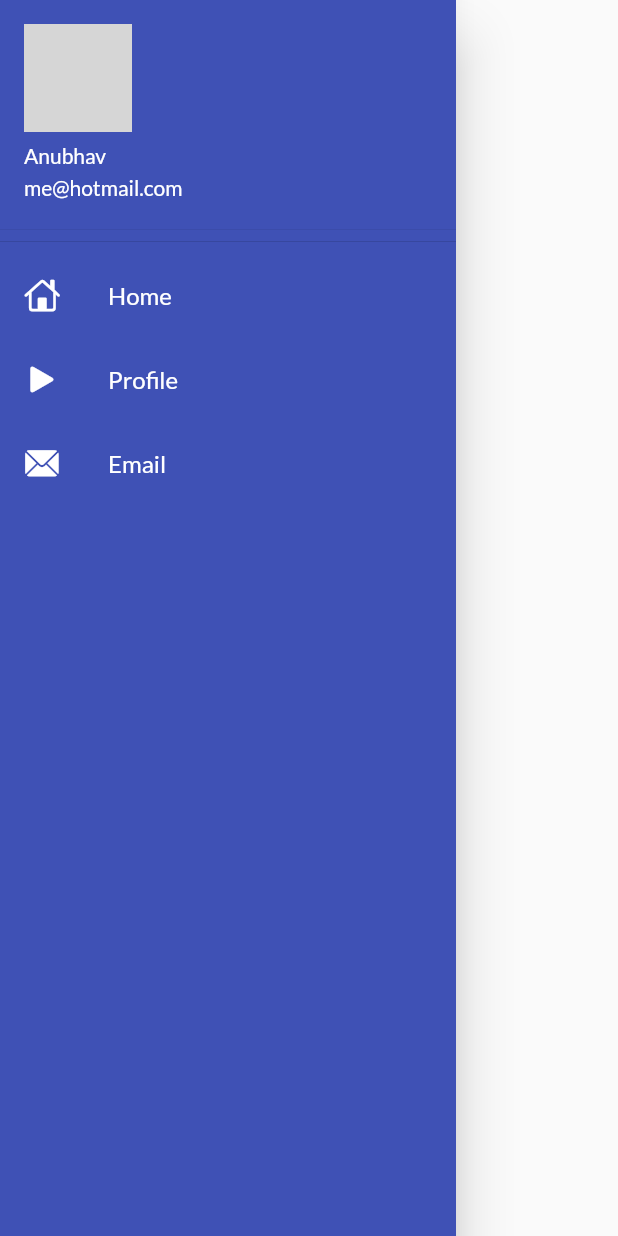
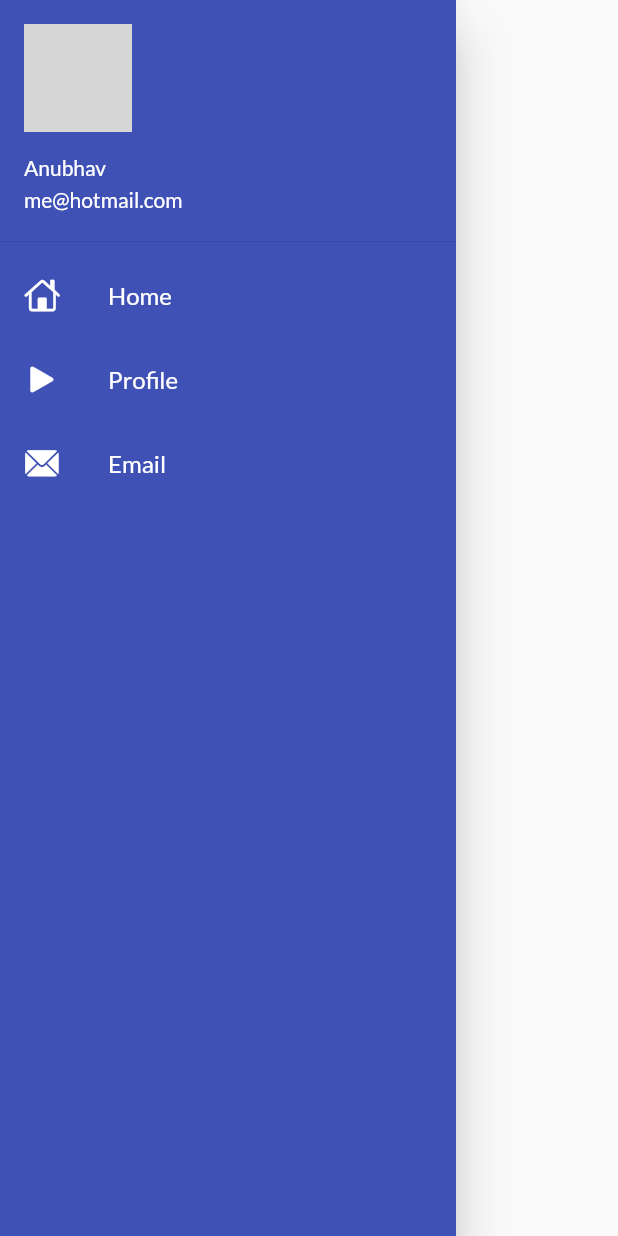
Before and after one commit to anubhavmishra7/learningFlutter, a Flutter app: the Mydrawer widget shown alone on an empty page, opened directly, on a phone screen of 412 x 824 dp. Run offline on Flutter 3.47's test engine with Material 2 defaults, Android fonts, the phone set to English and light mode, and no system bars; our stand-ins replace google_fonts; network calls fail; grey boxes are pictures that could not be loaded.

Commit message:
Day11 completed

```diff
--- a/lib/main.dart
+++ b/lib/main.dart
@@ -5,7 +5,7 @@ import 'package:demo2app/pages/login_page.dart';
 import 'package:demo2app/utils/routes.dart';
 import 'package:demo2app/widges/themes.dart';
 import 'package:flutter/material.dart';
-import 'package:google_fonts/google_fonts.dart';
+//import 'package:google_fonts/google_fonts.dart';
 
 void main() {
   runApp(MyApp());
--- a/lib/widges/drawer.dart
+++ b/lib/widges/drawer.dart
@@ -7,28 +7,29 @@ class Mydrawer extends StatelessWidget {
   @override
   Widget build(BuildContext context) {
     final imageUrl =
-        "https://media-exp3.licdn.com/dms/image/C5603AQEaOPt6K-mwPQ/profile-displayphoto-shrink_200_200/0/1620864579077?e=1628726400&v=beta&t=vIbJfBK7ennqAY7DTHx7OzpSllo4uQZ-iP3TtEtbmj8";
+        "https://media-exp1.licdn.com/dms/image/C5603AQFmPj_zu5TITg/profile-displayphoto-shrink_800_800/0/1625691969457?e=1631750400&v=beta&t=Q8airT0Q7EjcVZgpy4j9Fh_YEiIC1yrvpiK1mrJ02NM";
     return Drawer(
       child: Container(
         color: Colors.indigo,
         child: ListView(
+          padding: EdgeInsets.zero,
           children: [
             DrawerHeader(
               padding: EdgeInsets.zero,
               child: UserAccountsDrawerHeader(
-                  accountName: Text(
-                    "Anubhav",
+                margin: EdgeInsets.zero,
+                accountName: Text("Anubhav"
                     //style: TextStyle(color: Colors.black),
                     ),
-                  accountEmail: Text(
-                    "me@hotmail.com",
+                accountEmail: Text("me@hotmail.com"
                     //style: TextStyle(color: Colors.black),
                     ),
                 decoration: BoxDecoration(color: Colors.indigo),
                 //margin: EdgeInsets.zero,
                 currentAccountPicture: CircleAvatar(
                   backgroundImage: NetworkImage(imageUrl),
-                  )),
+                ),
+              ),
             ),
             ListTile(
               leading: Icon(CupertinoIcons.home, color: Colors.white),
```
Also changed, not shown: lib/models/catalog.dart (+16 -14 lines), lib/pages/home_page.dart (+31 -15 lines), lib/widges/item_widget.dart (added, +23 -0 lines). Lines whose indentation alone changed are shown as unchanged.
